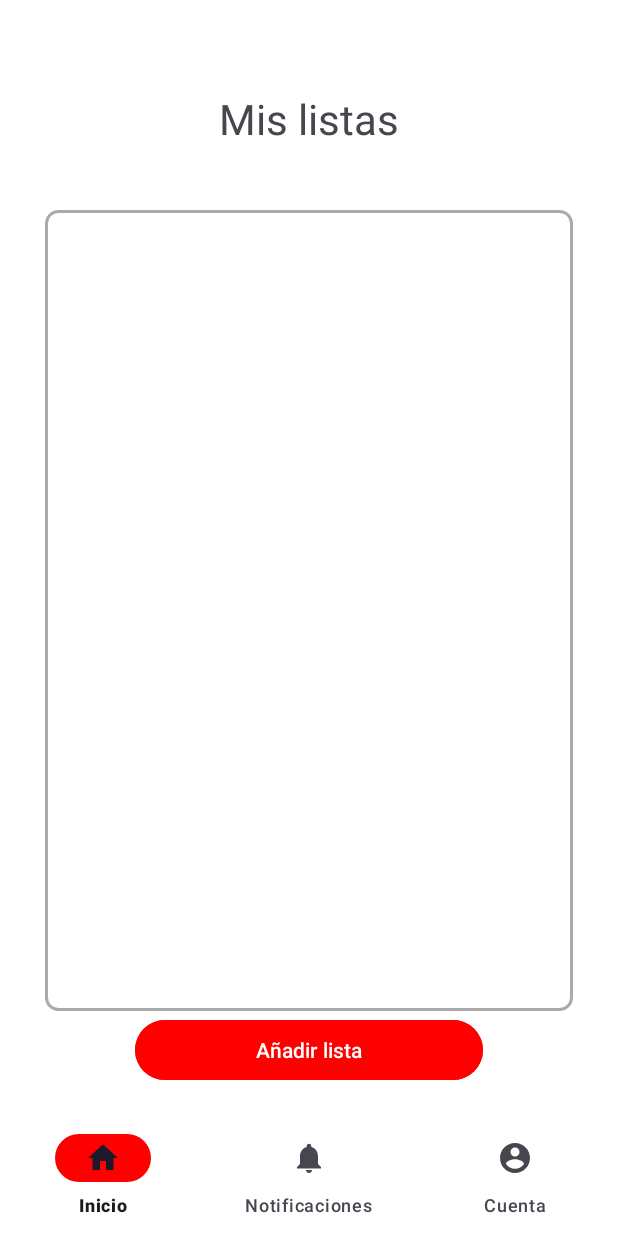
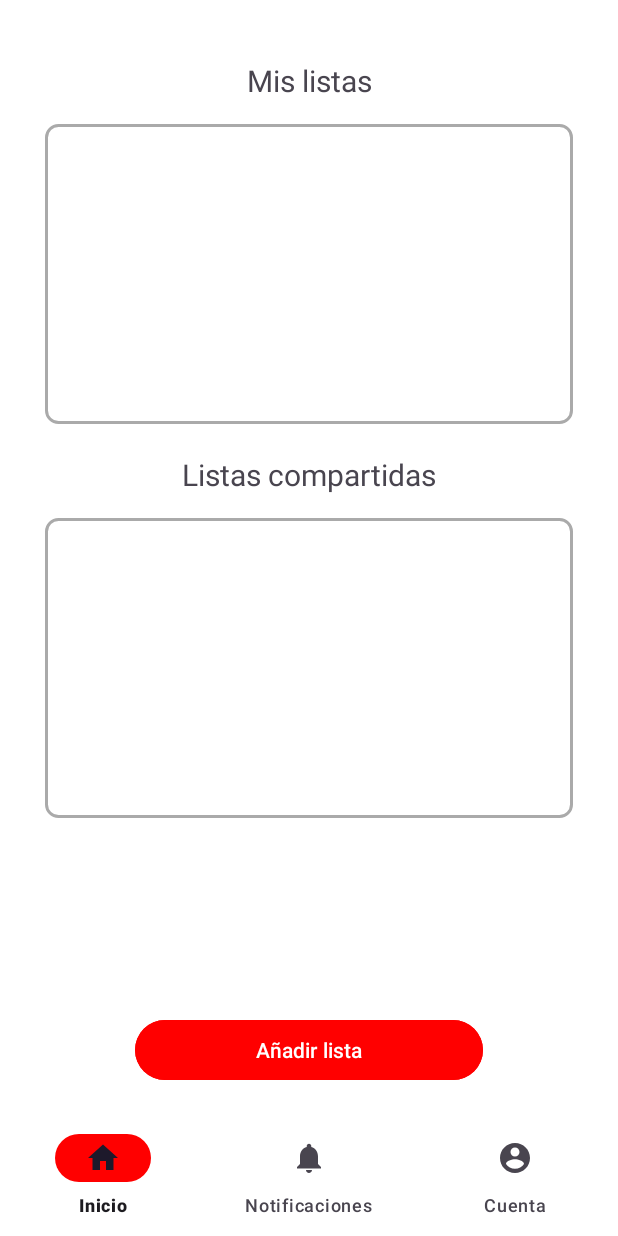
Before and after one commit to AritzAyensa/Proyecto_DAM_Aritz_Ayensa, an Android app: the InicioFragment screen opened directly, with no data from a screen before it, on a phone screen of 412 x 824 dp. Run offline under Robolectric (Android 15) with nearby library versions, the phone set to English and light mode, and no system bars; our stand-ins replace Firebase (no records; nobody signed in at launch, a user with empty details on screens opened directly), navigation-ui.

Commit message:
selector de color para la tarea

```diff
--- a/app/src/main/java/com/example/proyecto_dam_aritz_ayensa/adapters/ListaAdapter.kt
+++ b/app/src/main/java/com/example/proyecto_dam_aritz_ayensa/adapters/ListaAdapter.kt
@@ -37,7 +37,7 @@ class ListaAdapter(
         val lista = listas[position]
         holder.nombreTarea.text = lista.titulo
         holder.numProductos.text = "1 elemento"
-        holder.colorLista.setBackgroundColor(Color.parseColor("#ff0000"))
+        holder.colorLista.setBackgroundColor(Color.parseColor(lista.color))
     }
 
     override fun getItemCount(): Int = listas.size
--- a/app/src/main/java/com/example/proyecto_dam_aritz_ayensa/model/dao/ListaDAO.kt
+++ b/app/src/main/java/com/example/proyecto_dam_aritz_ayensa/model/dao/ListaDAO.kt
@@ -41,6 +41,7 @@ class ListaDAO {
             "id" to docRef.id,
             "titulo" to lista.titulo,
             "descripcion" to lista.descripcion,
+            "color" to lista.color,
             "idCreador" to lista.idCreador
         )
         Log.e("ListaDAO", "Lista creada")
--- a/app/src/main/java/com/example/proyecto_dam_aritz_ayensa/model/entity/Lista.kt
+++ b/app/src/main/java/com/example/proyecto_dam_aritz_ayensa/model/entity/Lista.kt
@@ -4,6 +4,7 @@ data class Lista (
     var id: String = "",
     var titulo: String = "",
     var descripcion: String = "",
+    var color: String = "",
     var idCreador: String = "",
     var idsUsuariosCompartidos: Array<String> = emptyArray<String>()
 )
--- a/app/src/main/res/layout/fragment_inicio.xml
+++ b/app/src/main/res/layout/fragment_inicio.xml
@@ -15,9 +15,8 @@
         android:id="@+id/inicio_tv_mis_listas"
         android:layout_width="wrap_content"
         android:layout_height="wrap_content"
-        android:layout_marginTop="20dp"
         android:text="@string/inicio_tv_mis_listas"
-        android:textSize="28sp"
+        android:textSize="20sp"
         app:layout_constraintEnd_toEndOf="parent"
         app:layout_constraintStart_toStartOf="parent"
         app:layout_constraintTop_toTopOf="parent"/>
@@ -25,13 +24,39 @@
     <androidx.recyclerview.widget.RecyclerView
         android:id="@+id/recycler_mis_listas"
         android:layout_width="match_parent"
-        android:layout_height="match_parent"
-        app:layout_constraintBottom_toBottomOf="parent"
+        android:layout_height="wrap_content"
+        android:minHeight="200sp"
+        android:layout_marginTop="15dp"
+        android:background="@drawable/edittext_border"
+        app:layout_constraintEnd_toEndOf="parent"
+
+        app:layout_constraintHorizontal_bias="0.0"
+        app:layout_constraintStart_toStartOf="parent"
+        app:layout_constraintTop_toBottomOf="@id/inicio_tv_mis_listas" />
+
+    <TextView
+        android:id="@+id/inicio_tv_listas_compartidas"
+        android:layout_width="wrap_content"
+        android:layout_height="wrap_content"
+        android:text="@string/inicio_tv_listas_compartidas"
+        android:textSize="20sp"
+        android:layout_marginTop="20sp"
         app:layout_constraintEnd_toEndOf="parent"
         app:layout_constraintStart_toStartOf="parent"
-        android:layout_marginTop="100sp"
+        app:layout_constraintTop_toBottomOf="@id/recycler_mis_listas"
+        />
+
+    <androidx.recyclerview.widget.RecyclerView
+        android:id="@+id/recycler_listas_compartidas"
+        android:layout_width="match_parent"
+        android:minHeight="200sp"
+        android:layout_height="wrap_content"
+        android:layout_marginTop="15sp"
         android:layout_marginBottom="50sp"
         android:background="@drawable/edittext_border"
+        app:layout_constraintTop_toBottomOf="@id/inicio_tv_listas_compartidas"
+        app:layout_constraintEnd_toEndOf="parent"
+        app:layout_constraintStart_toStartOf="parent"
         />
 
     <Button
--- a/app/src/main/res/layout/item_lista_inicio.xml
+++ b/app/src/main/res/layout/item_lista_inicio.xml
@@ -26,6 +26,7 @@
             android:layout_marginStart="15dp"
             android:layout_weight="1"
             android:text="@string/item_lista_tv_titulo_lista"
+            android:textColor="@color/negro"
             android:layout_gravity="center_vertical" />
 
         <!-- Campo de hora inicio -->
@@ -35,6 +36,8 @@
             android:layout_height="wrap_content"
             android:text="@string/item_lista_tv_elementos"
             android:textSize="14sp"
+
+            android:textColor="@color/negro"
             android:layout_gravity="center_vertical" />
 
     </LinearLayout>
--- a/app/src/main/res/values/strings.xml
+++ b/app/src/main/res/values/strings.xml
@@ -57,6 +57,12 @@
     <string name="crearTarea_btn_crear_lista">Crear lista</string>
     <string name="crearTarea_btn_cancelar">Cancelar</string>
     <string name="login_et_mantener_sesion">Mantener sesión iniciada</string>
+    <string name="inicio_tv_listas_compartidas">Listas compartidas</string>
+    <string name="menuColor_it_colorRojo">Rojo</string>
+    <string name="menuColor_it_colorAzul">Azul</string>
+    <string name="menuColor_it_colorVerde">Verde</string>
+    <string name="menuColor_it_colorAmarillo">Amarillo</string>
+    <string name="menuColor_it_colorNaranja">Naranja</string>
 
 
 </resources>
```
Also changed, not shown: app/src/main/java/com/example/proyecto_dam_aritz_ayensa/activities/CrearListaFragment.kt (+37 -9 lines), app/src/main/res/menu/color_menu.xml (added, +18 -0 lines).
